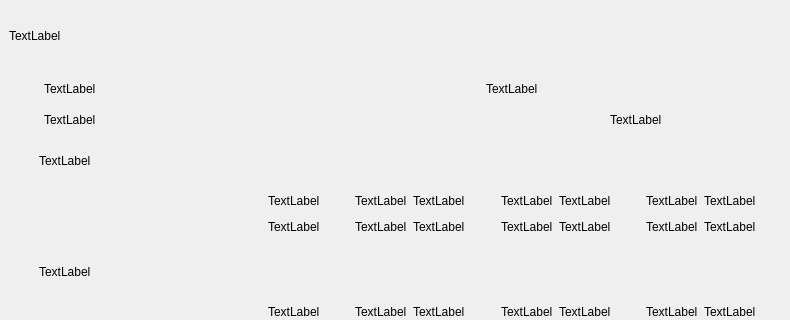
Before: the Qt Designer form src/ui/gui/storyboards/CallibrationPage.ui in HBuczynski/AHRS, drawn with Qt 5; both pictures show x 0 to 790 and y 0 to 320 of the 1024 by 600 pixel window.
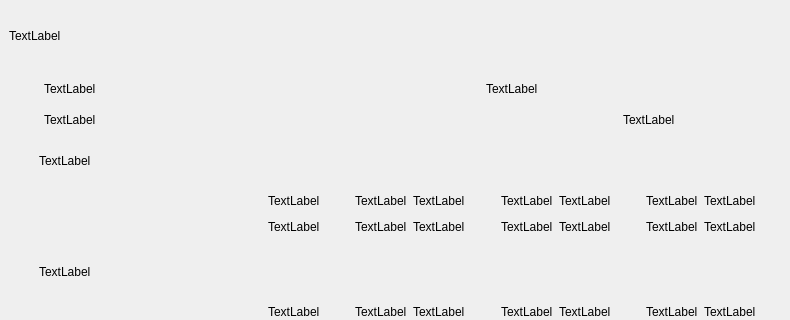
After: the same form once the commit is applied.

Diff of the .ui file:
```diff
--- a/src/ui/gui/storyboards/CallibrationPage.ui
+++ b/src/ui/gui/storyboards/CallibrationPage.ui
@@ -183,13 +183,13 @@
        <widget class="QLabel" name="redundant_leftLabel">
         <property name="minimumSize">
          <size>
-          <width>300</width>
+          <width>325</width>
           <height>0</height>
          </size>
         </property>
         <property name="maximumSize">
          <size>
-          <width>300</width>
+          <width>325</width>
           <height>16777215</height>
          </size>
         </property>
```
